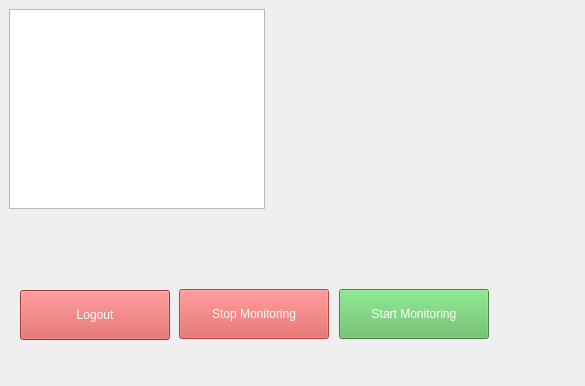
This is ui/main_window.ui in pornessianparapio/act_app as Qt 5 draws it before an edit. The edited form follows.
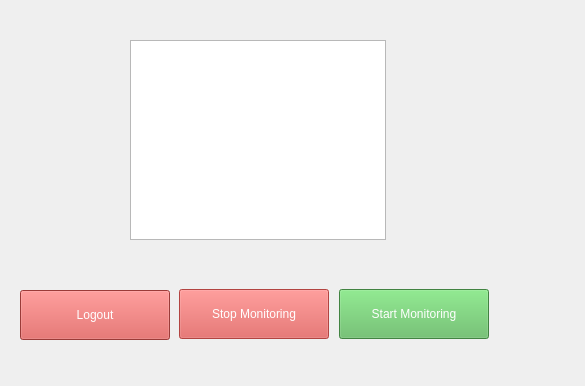
This is the edited form.

```diff
--- a/ui/main_window.ui
+++ b/ui/main_window.ui
@@ -107,8 +107,8 @@
    <widget class="QGraphicsView" name="graphicsView">
     <property name="geometry">
      <rect>
-      <x>9</x>
-      <y>9</y>
+      <x>130</x>
+      <y>40</y>
       <width>256</width>
       <height>200</height>
      </rect>
```
